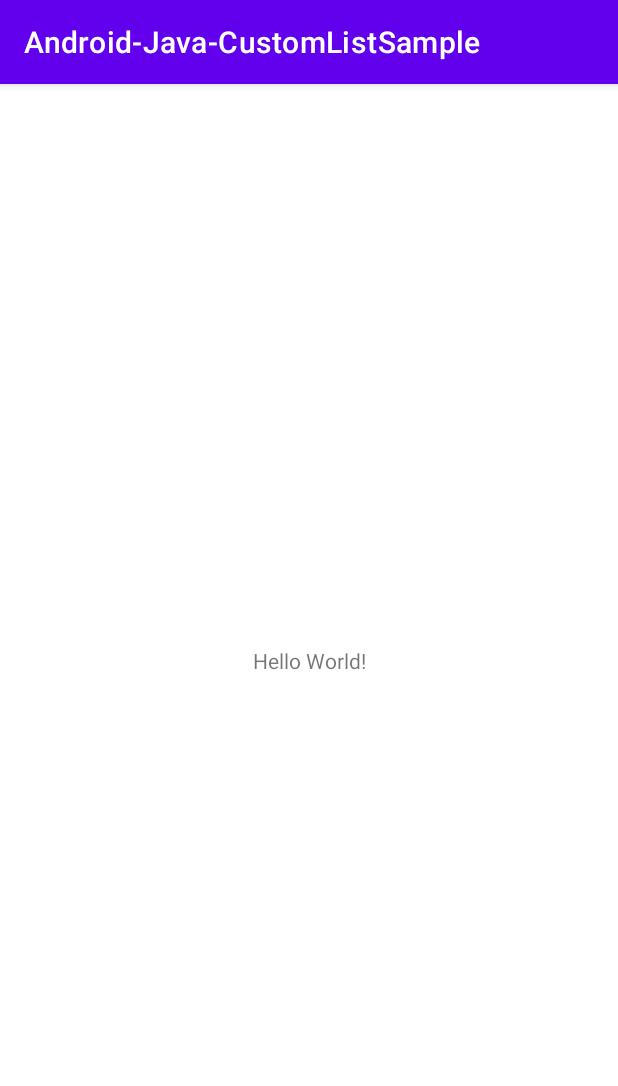
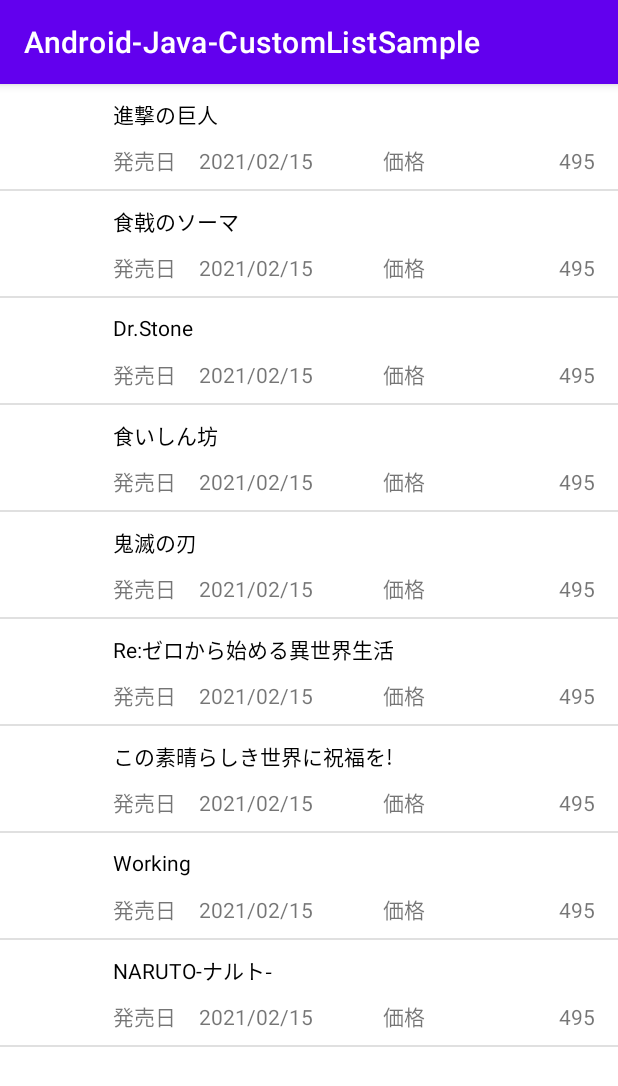
Before and after one commit to hirotaka42/Android-Java-CustomListSample, an Android app: the screen it shows after launch (MainActivity), on a phone screen of 412 x 824 dp. Shown: the top 1086 px of the screen. Run offline under Robolectric (Android 15) with nearby library versions, the phone set to English and light mode, and no system bars.

Commit message:
feat: 文字のみの単純なカスタムリストを作成した

```diff
--- a/app/src/main/AndroidManifest.xml
+++ b/app/src/main/AndroidManifest.xml
@@ -10,6 +10,9 @@
         android:supportsRtl="true"
         android:theme="@style/Theme.AndroidJavaCustomListSample">
         <activity
+            android:name=".ThanksActivity"
+            android:exported="false" />
+        <activity
             android:name=".MainActivity"
             android:exported="true">
             <intent-filter>
--- a/app/src/main/java/com/example/android_java_customlistsample/MainActivity.java
+++ b/app/src/main/java/com/example/android_java_customlistsample/MainActivity.java
@@ -1,8 +1,20 @@
 package com.example.android_java_customlistsample;
+
 
 import androidx.appcompat.app.AppCompatActivity;
 
+import android.content.Intent;
+import android.graphics.Bitmap;
+import android.graphics.BitmapFactory;
 import android.os.Bundle;
+import android.view.View;
+import android.widget.AdapterView;
+import android.widget.ListView;
+import android.widget.SimpleAdapter;
+
+import java.util.ArrayList;
+import java.util.HashMap;
+import java.util.Map;
 
 public class MainActivity extends AppCompatActivity {
 
@@ -10,5 +22,98 @@ public class MainActivity extends AppCompatActivity {
     protected void onCreate(Bundle savedInstanceState) {
         super.onCreate(savedInstanceState);
         setContentView(R.layout.activity_main);
+
+
+        // key --> name   , price
+        // valu -> タイトル, 価格
+        ArrayList <Map<String, String>> bookList = new ArrayList<>();
+        // HashMap ー＞ javaの企画
+        Map<String, String> map = new HashMap<>();
+        map.put("name","進撃の巨人");
+        map.put("price","495");
+        map.put("release","2021/02/15");
+        bookList.add(map);
+        // 別オブジェクトとしてMapを作成する //これがないとListが上書きされるので注意
+        map = new HashMap<>();
+        map.put("name","食戟のソーマ");
+        map.put("price","495");
+        map.put("release","2021/02/15");
+        bookList.add(map);
+        map = new HashMap<>();
+        map.put("name","Dr.Stone");
+        map.put("price","495");
+        map.put("release","2021/02/15");
+        bookList.add(map);
+        map = new HashMap<>();
+        map.put("name","食いしん坊");
+        map.put("price","495");
+        map.put("release","2021/02/15");
+        bookList.add(map);
+        map = new HashMap<>();
+        map.put("name","鬼滅の刃");
+        map.put("price","495");
+        map.put("release","2021/02/15");
+        bookList.add(map);
+        map = new HashMap<>();
+        map.put("name","Re:ゼロから始める異世界生活");
+        map.put("price","495");
+        map.put("release","2021/02/15");
+        bookList.add(map);
+        map = new HashMap<>();
+        map.put("name","この素晴らしき世界に祝福を!");
+        map.put("price","495");
+        map.put("release","2021/02/15");
+        bookList.add(map);
+        map = new HashMap<>();
+        map.put("name","Working");
+        map.put("price","495");
+        map.put("release","2021/02/15");
+        bookList.add(map);
+        map = new HashMap<>();
+        map.put("name","NARUTO-ナルト-");
+        map.put("price","495");
+        map.put("release","2021/02/15");
+        bookList.add(map);
+
+        String[] from = {"name", "price","release"};
+        // データの関連付け
+        int[] to = { R.id.lvName, R.id.lvPrice, R.id.lvRelease };
+        SimpleAdapter adapter = new SimpleAdapter(this, bookList,
+                R.layout.samplelist_item, from, to);
+
+        //
+
+
+        // レイアウトからリストビューを取得
+        ListView lvBook = findViewById(R.id.sample_listview);
+        lvBook.setAdapter(adapter);
+        // クリックされたときのOnClickListener画面遷移
+        lvBook.setOnItemClickListener(new ListItemClickListener());
+
+    }
+
+    private  class ListItemClickListener implements AdapterView.OnItemClickListener {
+
+        @Override
+        public void onItemClick(AdapterView<?> adapterView, View view, int i, long l) {
+            Map<String , String> item = (Map) adapterView.getItemAtPosition(i);
+            // getItemAtPosition() 位置を指定して項目のデータを取得する
+            // 受け入れ先が(Map) item なので (Map)でキャストしてあげる
+            String name = item.get("name");
+            String price = item.get("price");
+            // サンクス画面 //タッチされた項目のデータを引数に設定
+            showThanks(name,price);
+        }
+    }
+
+    private void showThanks(String name, String price) {
+        Intent intent = new Intent(this, ThanksActivity.class);
+        // サンクス画面に送るデータ 上で作成したintent(ThanksActivity.class)を使用
+        // Key Vaultの形でデータを送ってあげる
+        intent.putExtra("name",name);
+        // priceは項目により違うので引数でもらってくる
+        intent.putExtra("price",price);
+        // 表示
+        startActivity(intent);
     }
 }
--- a/app/src/main/res/layout/activity_main.xml
+++ b/app/src/main/res/layout/activity_main.xml
@@ -1,18 +1,14 @@
 <?xml version="1.0" encoding="utf-8"?>
-<androidx.constraintlayout.widget.ConstraintLayout xmlns:android="http://schemas.android.com/apk/res/android"
+<LinearLayout xmlns:android="http://schemas.android.com/apk/res/android"
     xmlns:app="http://schemas.android.com/apk/res-auto"
     xmlns:tools="http://schemas.android.com/tools"
     android:layout_width="match_parent"
     android:layout_height="match_parent"
-    tools:context=".MainActivity">
+    android:orientation="vertical"
+    tools:context=".MainActivity" >
 
-    <TextView
-        android:layout_width="wrap_content"
-        android:layout_height="wrap_content"
-        android:text="Hello World!"
-        app:layout_constraintBottom_toBottomOf="parent"
-        app:layout_constraintLeft_toLeftOf="parent"
-        app:layout_constraintRight_toRightOf="parent"
-        app:layout_constraintTop_toTopOf="parent" />
-
-</androidx.constraintlayout.widget.ConstraintLayout>
+    <ListView
+        android:id="@+id/sample_listview"
+        android:layout_width="match_parent"
+        android:layout_height="match_parent" />
+</LinearLayout>
--- /dev/null
+++ b/app/src/main/res/layout/samplelist_item.xml
@@ -0,0 +1,83 @@
+<?xml version="1.0" encoding="utf-8"?>
+<LinearLayout xmlns:android="http://schemas.android.com/apk/res/android"
+    android:layout_width="match_parent"
+    android:layout_height="wrap_content"
+    xmlns:tools="http://schemas.android.com/tools"
+    tools:context=".MainActivity">
+
+    <ImageView
+        android:id="@+id/ivThumbnail"
+        android:layout_width="70dp"
+        android:layout_height="70dp"
+        android:padding="3dp" />
+
+    <LinearLayout
+        android:layout_width="match_parent"
+        android:layout_height="70dp"
+        android:orientation="vertical">
+
+        <TextView
+            android:id="@+id/lvName"
+            android:layout_width="wrap_content"
+            android:layout_height="40dp"
+            android:gravity="center_vertical"
+            android:maxLines="1"
+            android:padding="5dp"
+            android:text="Sample Text"
+            android:textColor="#000" />
+
+        <LinearLayout
+            android:layout_width="match_parent"
+            android:layout_height="wrap_content"
+            android:orientation="horizontal">
+
+            <LinearLayout
+                android:layout_width="180dp"
+                android:layout_height="match_parent"
+                android:orientation="horizontal">
+
+                <TextView
+                    android:id="@+id/tvRelease"
+                    android:layout_width="wrap_content"
+                    android:layout_height="wrap_content"
+                    android:gravity="center_vertical"
+                    android:paddingStart="5dp"
+                    android:text="@string/release" />
+
+                <TextView
+                    android:id="@+id/lvRelease"
+                    android:layout_width="match_parent"
+                    android:layout_height="wrap_content"
+                    android:gravity="center_vertical"
+                    android:paddingStart="15dp"
+                    android:text="TextView" />
+            </LinearLayout>
+
+
+            <LinearLayout
+                android:layout_width="match_parent"
+                android:layout_height="match_parent"
+                android:orientation="horizontal">
+
+                <TextView
+                    android:id="@+id/textView1"
+                    android:layout_width="wrap_content"
+                    android:layout_height="wrap_content"
+                    android:gravity="center_vertical"
+                    android:paddingStart="5dp"
+                    android:text="@string/price" />
+
+                <TextView
+                    android:id="@+id/lvPrice"
+                    android:layout_width="match_parent"
+                    android:layout_height="wrap_content"
+                    android:gravity="center_vertical|right"
+                    android:paddingEnd="15dp"
+                    android:text="TextView" />
+            </LinearLayout>
+
+        </LinearLayout>
+
+    </LinearLayout>
+
+</LinearLayout>
--- a/app/src/main/res/values/strings.xml
+++ b/app/src/main/res/values/strings.xml
@@ -1,3 +1,9 @@
 <resources>
     <string name="app_name">Android-Java-CustomListSample</string>
+    <string name="price">価格</string>
+    <string name="release">発売日</string>
+    <string name="thanks_title">購入完了</string>
+    <string name="thanks_message">購入しました</string>
+    <string name="thanks_message2">ありがとうございます！</string>
+    <string name="btn_back">リストに戻る</string>
 </resources>
```
Also changed, not shown: app/src/main/java/com/example/android_java_customlistsample/SampleListAdapter.java (added, +58 -0 lines), app/src/main/java/com/example/android_java_customlistsample/SampleListItem.java (added, +55 -0 lines), app/src/main/java/com/example/android_java_customlistsample/ThanksActivity.java (added, +39 -0 lines), app/src/main/res/layout/activity_thanks.xml (added, +54 -0 lines).
